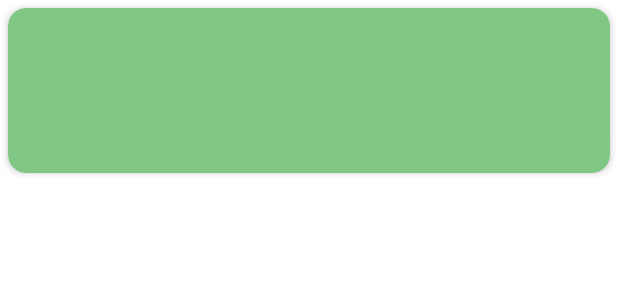
After one commit to robhewison/android-programming-class, an Android app: the layout card_layout.xml on its own in the app's theme, with its tools: preview values and no code run, on a phone screen of 412 x 824 dp. The commit adds this screen. Shown: the top 300 px of the screen. Run offline under Robolectric (Android 15) with nearby library versions, the phone set to English and light mode, and no system bars.

Commit message:
added a few minor changes to contacts project

```diff
--- a/Contacts-Project/app/src/main/java/com/ebookfrenzy/contactsproject/ui/main/ContactListAdapter.kt
+++ b/Contacts-Project/app/src/main/java/com/ebookfrenzy/contactsproject/ui/main/ContactListAdapter.kt
@@ -11,6 +11,8 @@ import com.ebookfrenzy.contactsproject.R
 class ContactListAdapter(private val contactItemLayout: Int) :
     RecyclerView.Adapter<ContactListAdapter.ViewHolder>() {
 
+    //TODO: Take a look at the RecyclerAdapter.kt in RecycleviewIntent. Similar function
+
     private var contactList: List<Contact>? = null
 
     override fun onBindViewHolder(holder: ViewHolder, listPosition: Int) {
@@ -20,6 +22,7 @@ class ContactListAdapter(private val contactItemLayout: Int) :
         }
     }
 
+    //replaced contactItemLayout with R.layout.card_layout
     override fun onCreateViewHolder(parent: ViewGroup, viewType: Int):
             ViewHolder {
         val view = LayoutInflater.from(parent.context).inflate(
@@ -27,8 +30,8 @@ class ContactListAdapter(private val contactItemLayout: Int) :
         return ViewHolder(view)
     }
 
-    fun setContactList(products: List<Contact>) {
-        contactList = products
+    fun setContactList(contacts: List<Contact>) {
+        contactList = contacts
         notifyDataSetChanged()
     }
 
@@ -37,6 +40,6 @@ class ContactListAdapter(private val contactItemLayout: Int) :
     }
 
     class ViewHolder(itemView: View) : RecyclerView.ViewHolder(itemView) {
-        var item: TextView = itemView.findViewById(R.id.product_row)
+        var item: TextView = itemView.findViewById(R.id.contactNameCard) //product_row
     }
 }
--- a/Contacts-Project/app/src/main/java/com/ebookfrenzy/contactsproject/ui/main/MainFragment.kt
+++ b/Contacts-Project/app/src/main/java/com/ebookfrenzy/contactsproject/ui/main/MainFragment.kt
@@ -46,7 +46,7 @@ class MainFragment : Fragment() {
 
     private fun listenerSetup() {
 
-        //ADD BUTTON FUNCTIONALITY
+        //TODO: ADD BUTTON FUNCTIONALITY
         binding.addButton.setOnClickListener {
             val name = binding.contactName.text.toString()
             val phoneNum = binding.personPhoneNum.text.toString()
@@ -61,18 +61,18 @@ class MainFragment : Fragment() {
             }
         }
 
-        //FIND BUTTON FUNCTIONALITY
+        //TODO: FIND BUTTON FUNCTIONALITY
         binding.findButton.setOnClickListener {
             viewModel.findContact(binding.contactName.text.toString())
             //TODO: find contactName and phoneNumber to put in cardView recyclerview
         }
 
-        //ASC BUTTON FUNCTIONALITY
+        //TODO: ASC BUTTON FUNCTIONALITY
         binding.ascButton.setOnClickListener {
             //TODO: display contacts in ascending order
         }
 
-        //DESC BUTTON FUNCTIONALITY
+        //TODO: DESC BUTTON FUNCTIONALITY
         binding.descButton.setOnClickListener {
             //TODO: display contacts in descending order
         }
@@ -101,12 +101,12 @@ class MainFragment : Fragment() {
 
             contacts?.let {
                 if (it.isNotEmpty()) {
-                    binding.productID.text = String.format(Locale.US, "%d", it[0].id)
-                    binding.contactName.setText(it[0].contactName)
-                    binding.personPhoneNum.setText(String.format(Locale.US, "%d",
-                        it[0].quantity))
+                    //binding.productID.text = String.format(Locale.US, "%d", it[0].id)
+                    //binding.contactName.setText(it[0].contactName)
+                    //binding.personPhoneNum.setText(String.format(Locale.US, "%d",
+                        //it[0].quantity))
                 } else {
-                    binding.productID.text = "No Match"
+                    //binding.productID.text = "No Match"
                 }
             }
         })
@@ -114,13 +114,13 @@ class MainFragment : Fragment() {
 
     private fun recyclerSetup() {
         //TODO: I think to use card view you would replace the adapter below with card view
-        adapter = ContactListAdapter(R.layout.product_list_item)
+        adapter = ContactListAdapter(R.layout.card_layout)
         binding.productRecycler.layoutManager = LinearLayoutManager(context)
         binding.productRecycler.adapter = adapter
     }
 
     private fun clearFields() {
-        binding.productID.text = ""
+        //binding.productID.text = ""
         binding.contactName.setText("")
         binding.personPhoneNum.setText("")
     }
--- /dev/null
+++ b/Contacts-Project/app/src/main/res/layout/card_layout.xml
@@ -0,0 +1,37 @@
+<?xml version="1.0" encoding="utf-8"?>
+<androidx.cardview.widget.CardView xmlns:android="http://schemas.android.com/apk/res/android"
+    xmlns:app="http://schemas.android.com/apk/res-auto"
+    xmlns:tools="http://schemas.android.com/tools"
+    android:layout_width="match_parent"
+    android:layout_height="wrap_content"
+    android:id="@+id/card_view"
+    android:layout_margin="5dp"
+    app:cardBackgroundColor="#81C784"
+    app:cardCornerRadius="12dp"
+    app:cardElevation="3dp"
+    app:contentPadding="4dp" >
+
+    <androidx.constraintlayout.widget.ConstraintLayout
+        android:id="@+id/relativeLayout"
+        android:layout_width="match_parent"
+        android:layout_height="wrap_content"
+        android:padding="16dp">
+
+        <TextView
+            android:id="@+id/contactNameCard"
+            android:layout_width="211dp"
+            android:layout_height="30dp"
+            android:textSize="30sp"
+            app:layout_constraintTop_toTopOf="parent"
+            tools:layout_editor_absoluteX="-1dp" />
+
+        <TextView
+            android:id="@+id/contactPhoneNumber"
+            android:layout_width="210dp"
+            android:layout_height="32dp"
+            android:layout_marginTop="8dp"
+            app:layout_constraintTop_toBottomOf="@+id/contactNameCard"
+            tools:layout_editor_absoluteX="-3dp" />
+
+    </androidx.constraintlayout.widget.ConstraintLayout>
+</androidx.cardview.widget.CardView>
```
